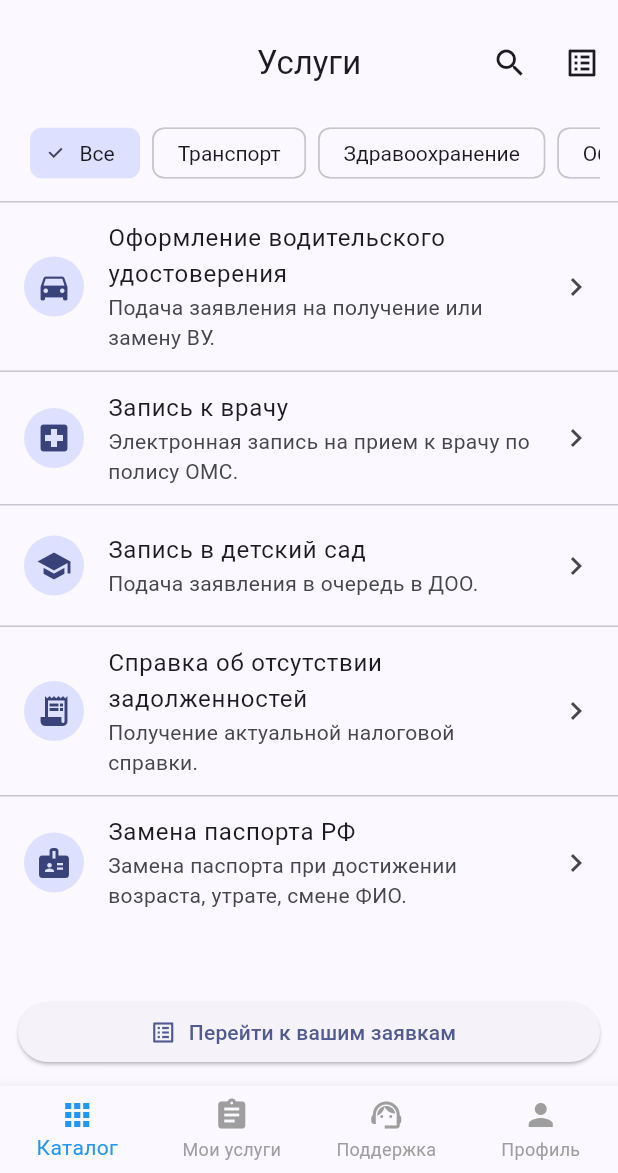
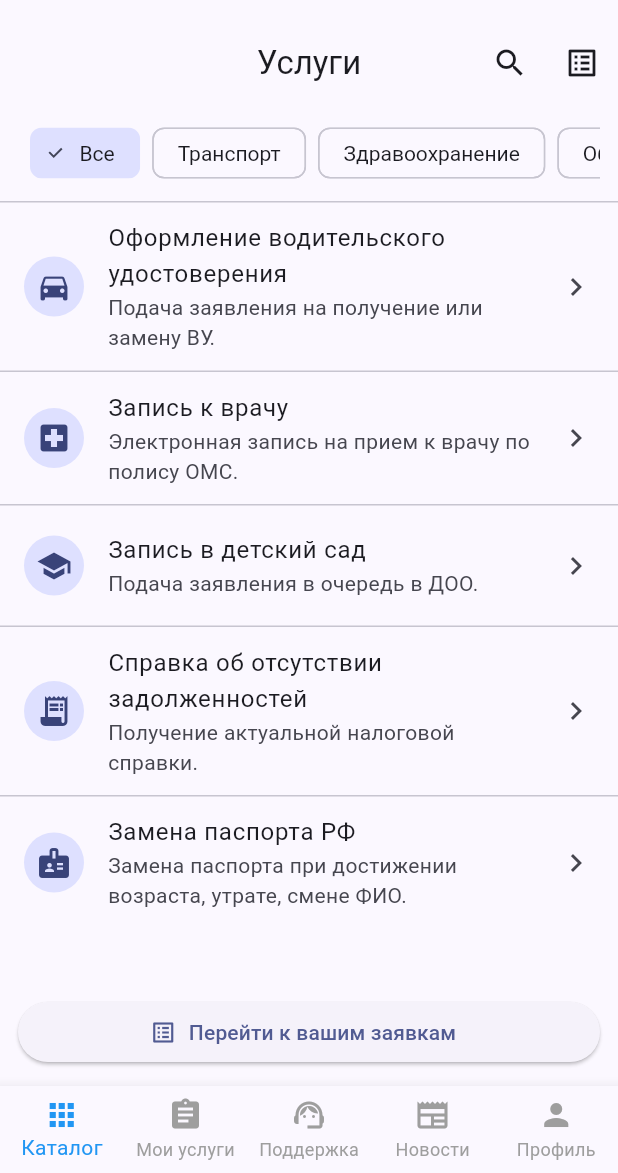
Before and after one commit to Werneser/flutter5, a Flutter app: the HomeScaffold screen opened by its route, on a phone screen of 412 x 824 dp, the part 63-1236 px from its top. Run offline on Flutter 3.47's test engine with Material 3 defaults, Android fonts, the phone set to English and light mode, and no system bars; our stand-ins replace cached_network_image, go_router; accounts and stored records are empty; network calls fail.

Commit message:
Обновление переходов

```diff
--- a/lib/features/shared/widgets/bottom_nav_bar.dart
+++ b/lib/features/shared/widgets/bottom_nav_bar.dart
@@ -32,6 +32,10 @@ class AppBottomNavBar extends StatelessWidget {
           label: 'Поддержка',
         ),
         BottomNavigationBarItem(
+          icon: Icon(Icons.newspaper),
+          label: 'Новости',
+        ),
+        BottomNavigationBarItem(
           icon: Icon(Icons.person),
           label: 'Профиль',
         ),
```
Also changed, not shown: lib/features/profile/screens/profile_screen.dart (+5 -8 lines).
